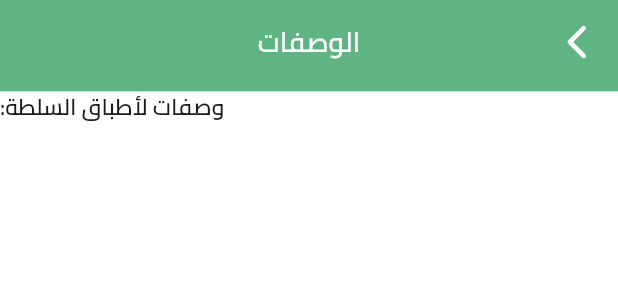
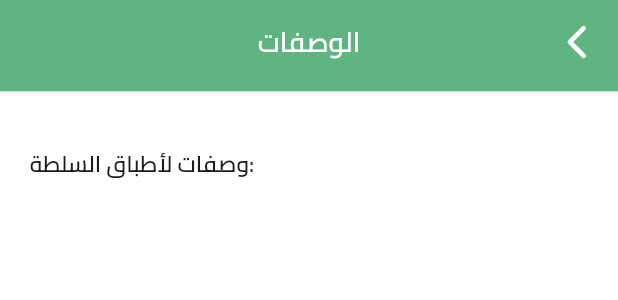
Before and after one commit to aliNassef/fetra, a Flutter app: the CustomListOfHomeViewItems widget shown alone on an empty page, opened directly, after a tap on "الوصفات", on a phone screen of 412 x 824 dp. Shown: the top 300 px of the screen. Run offline on Flutter 3.47's test engine with Material 3 defaults, Android fonts, the phone set to English and light mode, and no system bars; our stand-ins replace dartz, dio, dropdown_button2, equatable, flutter_bloc, flutter_screenutil and 9 more; accounts and stored records are empty.

Commit message:
create recipe page

```diff
--- a/lib/features/recipes/presentation/views/recipes_view.dart
+++ b/lib/features/recipes/presentation/views/recipes_view.dart
@@ -1,6 +1,8 @@
+import 'package:fetra/core/shared/functions/locale.dart';
 import 'package:fetra/core/shared/widgets/custom_app_bar.dart';
 import 'package:fetra/generated/l10n.dart';
 import 'package:flutter/material.dart';
+import 'package:flutter_screenutil/flutter_screenutil.dart';
 
 import '../../../../core/utils/app_styles.dart';
 
@@ -21,13 +23,26 @@ class RecipesViewBody extends StatelessWidget {
 
   @override
   Widget build(BuildContext context) {
-    return Column(
-      children: [
-        Text(
-          'وصفات لأطباق السلطة:',
-          style: AppStyles.textStyle15SB,
+    return Directionality(
+      textDirection: isArabic() ? TextDirection.rtl : TextDirection.ltr,
+      child: Padding(
+        padding: EdgeInsets.symmetric(horizontal: 18.w),
+        child: Column(
+          crossAxisAlignment: CrossAxisAlignment.stretch,
+          children: [
+            SizedBox(
+              height: 37.h,
+            ),
+            Text(
+              S.of(context).recipes_title,
+              style: AppStyles.textStyle15SB,
+            ),
+            SizedBox(
+              height: 45.h,
+            ),
+          ],
         ),
-      ],
+      ),
     );
   }
 }
--- a/lib/l10n/intl_ar.arb
+++ b/lib/l10n/intl_ar.arb
@@ -23,6 +23,7 @@
     "coaches" : "مدربين" ,
     "videos" : "مقاطع الفيديو",
     "recipes" : "الوصفات",
-    "calc_fats_paid" : "حساب دهون مدفوع"
+    "calc_fats_paid" : "حساب دهون مدفوع",
+    "recipes_title" : "وصفات لأطباق السلطة:"
 
 }
--- a/lib/l10n/intl_en.arb
+++ b/lib/l10n/intl_en.arb
@@ -26,5 +26,6 @@
     "coaches" : "مدربين" ,
     "videos" : "مقاطع الفيديو",
     "recipes" : "الوصفات",
-    "calc_fats_paid" : "حساب دهون مدفوع"
+    "calc_fats_paid" : "حساب دهون مدفوع",
+    "recipes_title" : "وصفات لأطباق السلطة:"
 }
```
Also changed, not shown: lib/generated/intl/messages_ar.dart, lib/generated/intl/messages_en.dart, lib/generated/l10n.dart.
